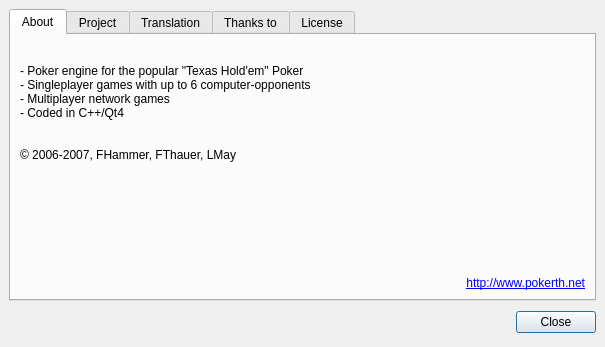
This is src/gui/qt/aboutpokerth.ui in pokerth/pokerth as Qt 5 draws it before an edit. The edited form follows.
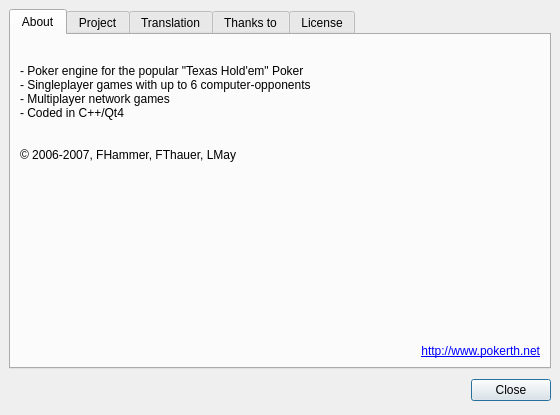
This is the edited form. Icons and pictures are not drawn.

```diff
--- a/src/gui/qt/aboutpokerth.ui
+++ b/src/gui/qt/aboutpokerth.ui
@@ -6,8 +6,8 @@
    <rect>
     <x>0</x>
     <y>0</y>
-    <width>605</width>
-    <height>347</height>
+    <width>560</width>
+    <height>415</height>
    </rect>
   </property>
   <layout class="QGridLayout" >
```
